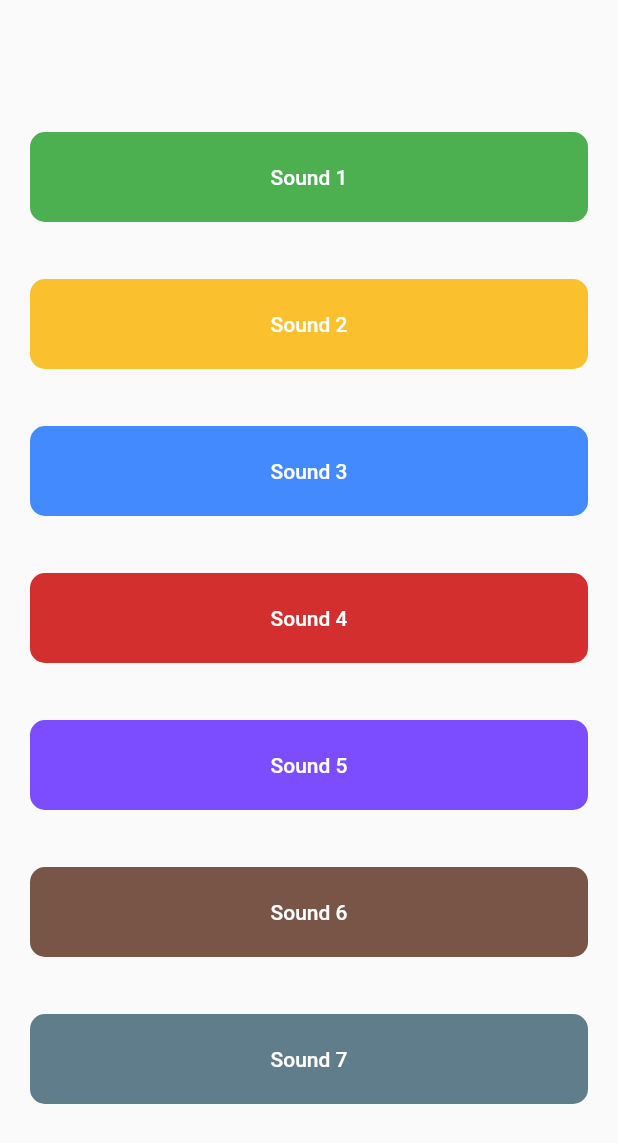
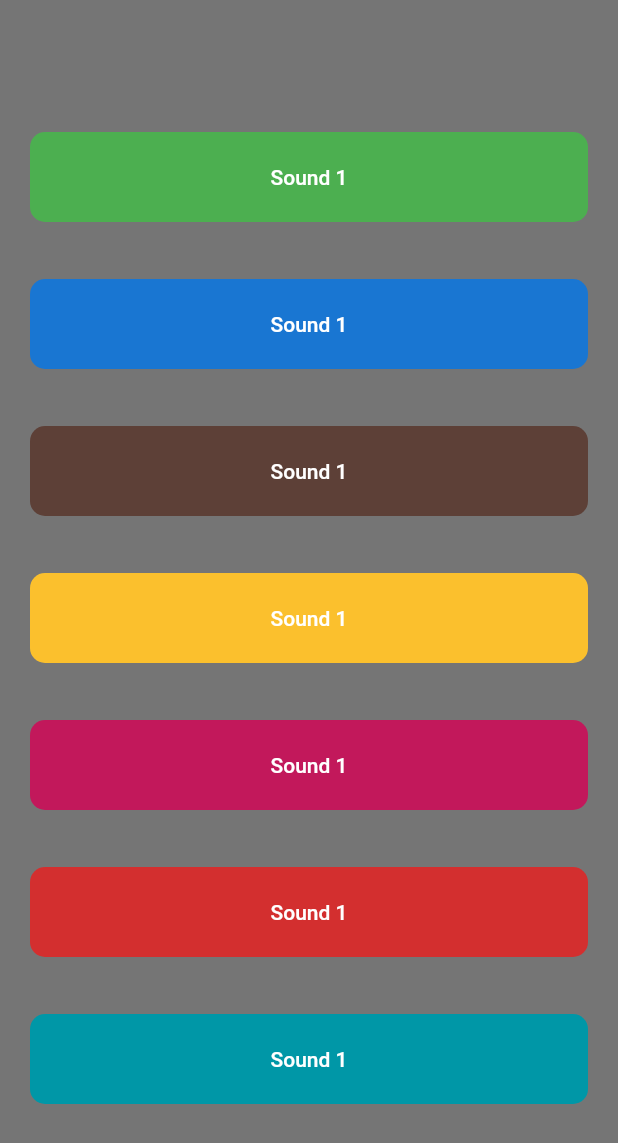
Before and after one commit to Jasil-kk/xylophone, a Flutter app: the screen it shows after launch, on a phone screen of 412 x 824 dp. Shown: the top 1143 px of the screen. Run offline on Flutter 3.47's test engine with Material 2 defaults, Android fonts, the phone set to English and light mode, and no system bars; our stand-ins replace audioplayers.

Commit message:
added a buildKey function

```diff
--- a/lib/main.dart
+++ b/lib/main.dart
@@ -10,129 +10,44 @@ class XylophoneApp extends StatelessWidget {
     player.play(AssetSource('note$soundNumber.wav'));
   }
 
+  Container buildKey(soundNumber, givenColor) {
+    return Container(
+      decoration: BoxDecoration(
+          borderRadius: BorderRadius.circular(10.0),
+          color: givenColor),
+      width: double.infinity,
+      height: 60.0,
+      child: TextButton(
+        onPressed: () {
+          playSound(soundNumber);
+        },
+        child: Text(
+          'Sound 1',
+          style: TextStyle(color: Colors.white),
+        ),
+      ),
+    );
+  }
+
   @override
   Widget build(BuildContext context) {
     return MaterialApp(
       debugShowCheckedModeBanner: false,
       home: Scaffold(
+        backgroundColor: Colors.black54,
         body: Padding(
           padding: const EdgeInsets.symmetric(vertical: 50.0, horizontal: 20.0),
           child: SafeArea(
             child: Column(
               mainAxisAlignment: MainAxisAlignment.spaceEvenly,
               children: [
-                Container(
-                  decoration: BoxDecoration(
-                      borderRadius: BorderRadius.circular(10.0),
-                      color: Colors.green),
-                  width: double.infinity,
-                  height: 60.0,
-                  child: TextButton(
-                    onPressed: () {
-                      playSound(1);
-                    },
-                    child: Text(
-                      'Sound 1',
-                      style: TextStyle(color: Colors.white),
-                    ),
-                  ),
-                ),
-                Container(
-                  decoration: BoxDecoration(
-                      borderRadius: BorderRadius.circular(10.0),
-                      color: Colors.yellow[700]),
-                  width: double.infinity,
-                  height: 60.0,
-                  child: TextButton(
-                    onPressed: () {
-                      playSound(2);
-                    },
-                    child: Text(
-                      'Sound 2',
-                      style: TextStyle(color: Colors.white),
-                    ),
-                  ),
-                ),
-                Container(
-                  decoration: BoxDecoration(
-                      borderRadius: BorderRadius.circular(10.0),
-                      color: Colors.blueAccent),
-                  width: double.infinity,
-                  height: 60.0,
-                  child: TextButton(
-                    onPressed: () {
-                      playSound(3);
-                    },
-                    child: Text(
-                      'Sound 3',
-                      style: TextStyle(color: Colors.white),
-                    ),
-                  ),
-                ),
-                Container(
-                  decoration: BoxDecoration(
-                      borderRadius: BorderRadius.circular(10.0),
-                      color: Colors.red[700]),
-                  width: double.infinity,
-                  height: 60.0,
-                  child: TextButton(
-                    onPressed: () {
-                      playSound(4);
-                    },
-                    child: Text(
-                      'Sound 4',
-                      style: TextStyle(color: Colors.white),
-                    ),
-                  ),
-                ),
-                Container(
-                  decoration: BoxDecoration(
-                      borderRadius: BorderRadius.circular(10.0),
-                      color: Colors.deepPurpleAccent),
-                  width: double.infinity,
-                  height: 60.0,
-                  child: TextButton(
-                    onPressed: () {
-                      playSound(5);
-                    },
-                    child: Text(
-                      'Sound 5',
-                      style: TextStyle(color: Colors.white),
-                    ),
-                  ),
-                ),
-                Container(
-                  decoration: BoxDecoration(
-                      borderRadius: BorderRadius.circular(10.0),
-                      color: Colors.brown),
-                  width: double.infinity,
-                  height: 60.0,
-                  child: TextButton(
-                    onPressed: () {
-                      playSound(6);
-                    },
-                    child: Text(
-                      'Sound 6',
-                      style: TextStyle(color: Colors.white),
-                    ),
-                  ),
-                ),
-                Container(
-                  decoration: BoxDecoration(
-                      borderRadius: BorderRadius.circular(10.0),
-                      color: Colors.blueGrey),
-                  width: double.infinity,
-                  height: 60.0,
-                  child: TextButton(
-                    onPressed: () {
-                      playSound(7);
-                    },
-                    child: Text(
-                      'Sound 7',
-                      style: TextStyle(color: Colors.white),
-                    ),
-                  ),
-                ),
+               buildKey(1,Colors.green),
+                buildKey(2,Colors.blue[700]),
+                buildKey(3,Colors.brown[700]),
+                buildKey(4,Colors.yellow[700]),
+                buildKey(5,Colors.pink[700]),
+                buildKey(6,Colors.red[700]),
+                buildKey(7,Colors.cyan[700]),
               ],
             ),
           ),
```
